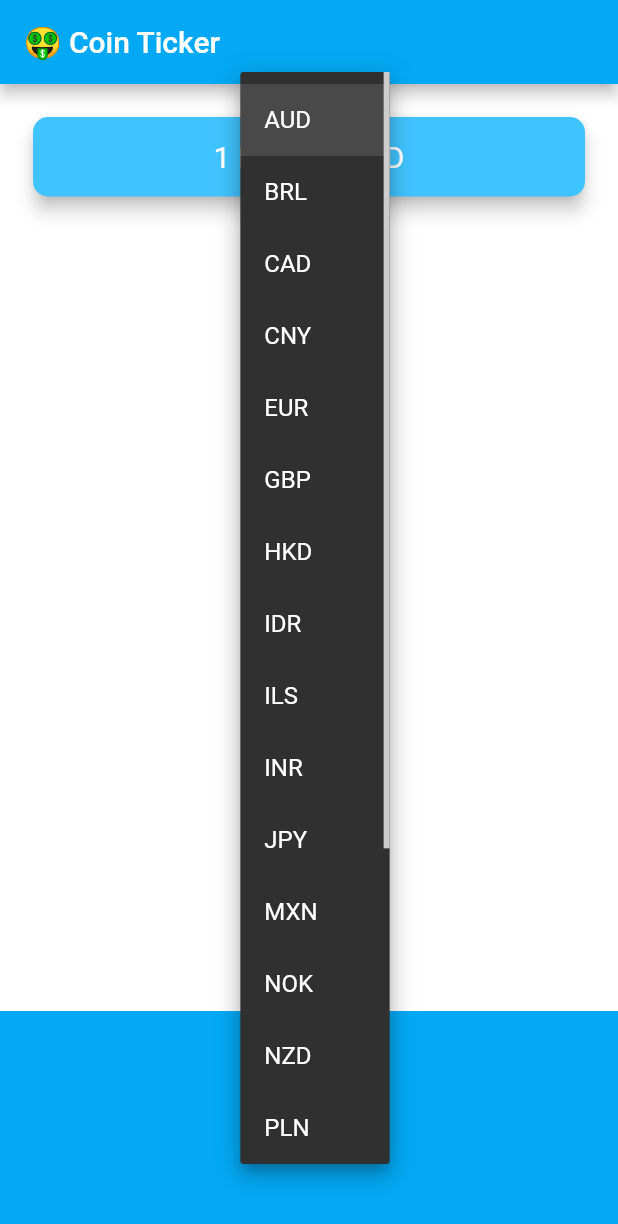
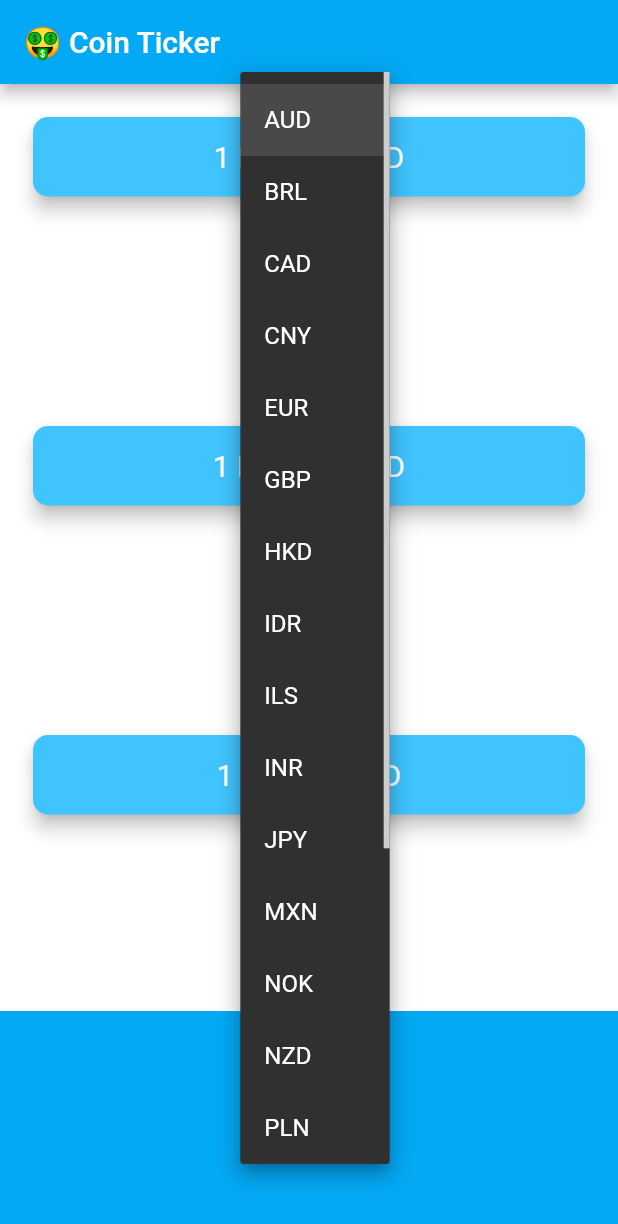
Before and after one commit to daveshanahan/bitcoinTicker, a Flutter app: the screen it shows after launch, after a tap on "AUD", on a phone screen of 412 x 824 dp. Shown: the top 1224 px of the screen. Run offline on Flutter 3.47's test engine with Material 2 defaults, Android fonts, the phone set to English and light mode, and no system bars; network calls fail.

Commit message:
refactor to fetch prices for each of the cryptos based on selected currency and display in custom widget

```diff
--- a/lib/coin_data.dart
+++ b/lib/coin_data.dart
@@ -1,6 +1,5 @@
 import 'dart:convert';
 import 'package:http/http.dart' as http;
-import 'price_screen.dart';
 
 const List<String> currenciesList = [
   'AUD',
@@ -37,8 +36,12 @@ const kApiURL = 'rest.coinapi.io';
 
 class CoinData {
   Future getCoinData(String selectedCurrency) async {
-    Uri url = Uri.https("$kApiURL", "/v1/exchangerate/BTC/$selectedCurrency",
-        {"apikey": "$kApiKey"});
+    //create map to store key value pairs of crypto currencies and their prices
+    Map<String, String> cryptoPrices = {};
+    //for loop to iterate over cryptoList and add entry to map with that crypto and its price
+    for (String crypto in cryptoList) {
+      Uri url = Uri.https("$kApiURL",
+          "/v1/exchangerate/$crypto/$selectedCurrency", {"apikey": "$kApiKey"});
 
       http.Response response = await http.get(url);
 
@@ -47,10 +50,13 @@ class CoinData {
         // we use jsonDecode to parse the data and make it accessible
         var decodedData = jsonDecode(data);
         var lastPrice = decodedData['rate'];
-      return lastPrice;
+        //here I am adding an entry to the map with the key as crypto from cryptoList and the value as the price in selected currency
+        cryptoPrices[crypto] = lastPrice.toStringAsFixed(0);
       } else {
         print(response.statusCode);
         throw 'Problem with the GET request';
       }
     }
+    return cryptoPrices;
   }
+}
--- a/lib/price_screen.dart
+++ b/lib/price_screen.dart
@@ -1,6 +1,5 @@
 import 'package:flutter/cupertino.dart';
 import 'package:flutter/material.dart';
-import 'package:http/http.dart';
 import 'coin_data.dart';
 // the IO package contains the platform class which lets us check if we are running on IOS or Android
 import 'dart:io' show Platform;
@@ -63,20 +62,44 @@ class _PriceScreenState extends State<PriceScreen> {
   }
 
   // create string to hold coin price
-  String bitcoinValue = '?';
+  Map<String, String> coinValues = {};
+  // track whether you are waiting for value to update or not
+  bool isWaiting = false;
 
   // create getData async method to get coin data in a try and catch block to handle errors
   void getData() async {
+    // set isWaiting to true while we are waiting for the data to be fetched
+    isWaiting = true;
     try {
-      double data = await CoinData().getCoinData(selectedCurrency);
+      // set data to a var to receive the map
+      var data = await CoinData().getCoinData(selectedCurrency);
+      // once the above line completes we can set isWaiting to false again
+      isWaiting = false;
       // can't set state when using await - have to do it separately
       setState(() {
-        bitcoinValue = data.toStringAsFixed(0);
+        coinValues = data;
       });
       // catch the error
     } catch (e) {
       print(e);
     }
+  }
+
+  Column makeCards() {
+    List<CryptoCard> cryptoCards = [];
+    for (String crypto in cryptoList) {
+      cryptoCards.add(
+        CryptoCard(
+          selectedCrypto: crypto,
+          selectedCurrency: selectedCurrency,
+          coinValue: isWaiting ? '?' : coinValues[crypto],
+        ),
+      );
+    }
+    return Column(
+      crossAxisAlignment: CrossAxisAlignment.stretch,
+      children: cryptoCards,
+    );
   }
 
   @override
@@ -88,6 +111,7 @@ class _PriceScreenState extends State<PriceScreen> {
 
   @override
   Widget build(BuildContext context) {
+    makeCards();
     return Scaffold(
       appBar: AppBar(
         title: Text('🤑 Coin Ticker'),
@@ -96,27 +120,18 @@ class _PriceScreenState extends State<PriceScreen> {
         mainAxisAlignment: MainAxisAlignment.spaceBetween,
         crossAxisAlignment: CrossAxisAlignment.stretch,
         children: <Widget>[
-          Padding(
-            padding: EdgeInsets.fromLTRB(18.0, 18.0, 18.0, 0),
-            child: Card(
-              color: Colors.lightBlueAccent,
-              elevation: 5.0,
-              shape: RoundedRectangleBorder(
-                borderRadius: BorderRadius.circular(10.0),
-              ),
-              child: Padding(
-                padding: EdgeInsets.symmetric(vertical: 15.0, horizontal: 28.0),
-                child: Text(
-                  '1 BTC = $bitcoinValue $selectedCurrency',
-                  textAlign: TextAlign.center,
-                  style: TextStyle(
-                    fontSize: 20.0,
-                    color: Colors.white,
-                  ),
-                ),
-              ),
-            ),
-          ),
+          CryptoCard(
+              selectedCurrency: selectedCurrency,
+              coinValue: isWaiting ? '?' : coinValues['BTC'],
+              selectedCrypto: 'BTC'),
+          CryptoCard(
+              selectedCurrency: selectedCurrency,
+              coinValue: isWaiting ? '?' : coinValues['ETH'],
+              selectedCrypto: 'ETH'),
+          CryptoCard(
+              selectedCurrency: selectedCurrency,
+              coinValue: isWaiting ? '?' : coinValues['LTC'],
+              selectedCrypto: 'LTC'),
           Container(
             height: 150.0,
             alignment: Alignment.center,
@@ -130,3 +145,40 @@ class _PriceScreenState extends State<PriceScreen> {
     );
   }
 }
+
+class CryptoCard extends StatelessWidget {
+  const CryptoCard({
+    this.selectedCurrency,
+    this.coinValue,
+    this.selectedCrypto,
+  });
+
+  final String coinValue;
+  final String selectedCurrency;
+  final String selectedCrypto;
+
+  @override
+  Widget build(BuildContext context) {
+    return Padding(
+      padding: EdgeInsets.fromLTRB(18.0, 18.0, 18.0, 0),
+      child: Card(
+        color: Colors.lightBlueAccent,
+        elevation: 5.0,
+        shape: RoundedRectangleBorder(
+          borderRadius: BorderRadius.circular(10.0),
+        ),
+        child: Padding(
+          padding: EdgeInsets.symmetric(vertical: 15.0, horizontal: 28.0),
+          child: Text(
+            '1 $selectedCrypto = $coinValue $selectedCurrency',
+            textAlign: TextAlign.center,
+            style: TextStyle(
+              fontSize: 20.0,
+              color: Colors.white,
+            ),
+          ),
+        ),
+      ),
+    );
+  }
+}
```
Lines whose indentation alone changed are shown as unchanged.
